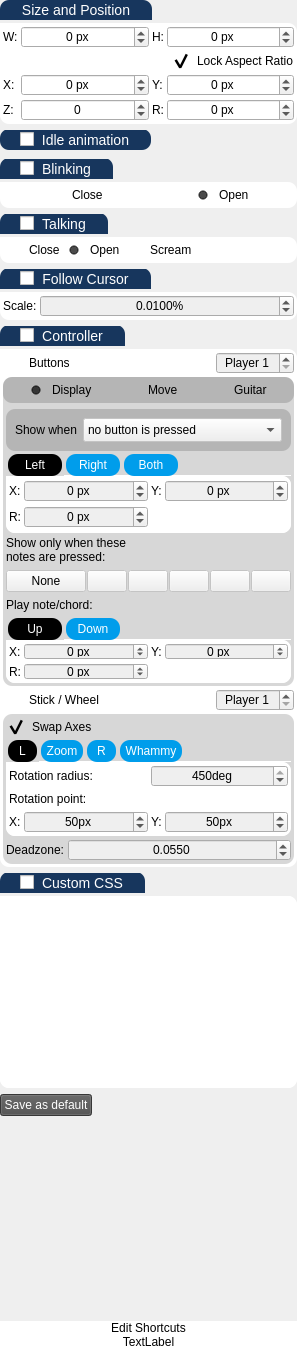
Before: the Qt Designer form UI/settingsWidget.ui in Gemmstone/PyNGtuber, drawn with Qt 5.
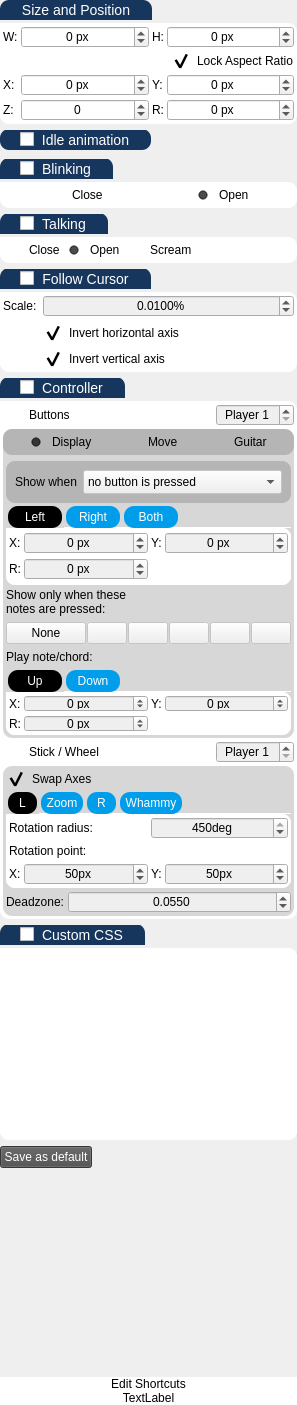
After: the same form once the commit is applied. Icons and pictures are not drawn.

Commit message: added some settings to the mouse tracker, so it can be used for a 3D effect or disabled altogether

```diff
--- a/UI/settingsWidget.ui
+++ b/UI/settingsWidget.ui
@@ -7,7 +7,7 @@
     <x>0</x>
     <y>0</y>
     <width>269</width>
-    <height>1349</height>
+    <height>1405</height>
    </rect>
   </property>
   <property name="sizePolicy">
@@ -726,10 +726,7 @@
         <property name="frameShadow">
          <enum>QFrame::Raised</enum>
         </property>
-        <layout class="QHBoxLayout" name="horizontalLayout_8">
-         <property name="spacing">
-          <number>3</number>
-         </property>
+        <layout class="QGridLayout" name="gridLayout_2">
          <property name="leftMargin">
           <number>3</number>
          </property>
@@ -755,7 +752,7 @@
            </property>
           </widget>
          </item>
-         <item>
+         <item row="0" column="1">
           <widget class="QDoubleSpinBox" name="cursorScale">
            <property name="sizePolicy">
             <sizepolicy hsizetype="Preferred" vsizetype="Fixed">
@@ -786,6 +783,52 @@
            </property>
           </widget>
          </item>
+         <item row="1" column="1">
+          <widget class="QCheckBox" name="invert_mouse_x">
+           <property name="cursor">
+            <cursorShape>PointingHandCursor</cursorShape>
+           </property>
+           <property name="layoutDirection">
+            <enum>Qt::LeftToRight</enum>
+           </property>
+           <property name="styleSheet">
+            <string notr="true">background-color: rgba(255, 255, 255, 0);
+
+QCheckBox::indicator:unchecked {
+	background-color : cyan;
+}</string>
+           </property>
+           <property name="text">
+            <string>Invert horizontal axis</string>
+           </property>
+           <property name="checked">
+            <bool>true</bool>
+           </property>
+          </widget>
+         </item>
+         <item row="2" column="1">
+          <widget class="QCheckBox" name="invert_mouse_y">
+           <property name="cursor">
+            <cursorShape>PointingHandCursor</cursorShape>
+           </property>
+           <property name="layoutDirection">
+            <enum>Qt::LeftToRight</enum>
+           </property>
+           <property name="styleSheet">
+            <string notr="true">background-color: rgba(255, 255, 255, 0);
+
+QCheckBox::indicator:unchecked {
+	background-color : cyan;
+}</string>
+           </property>
+           <property name="text">
+            <string>Invert vertical axis</string>
+           </property>
+           <property name="checked">
+            <bool>true</bool>
+           </property>
+          </widget>
+         </item>
         </layout>
        </widget>
       </item>
```
Left out of the diff: 2 changed lines with no effect on the pictures. The commit also changes 10 other files.
